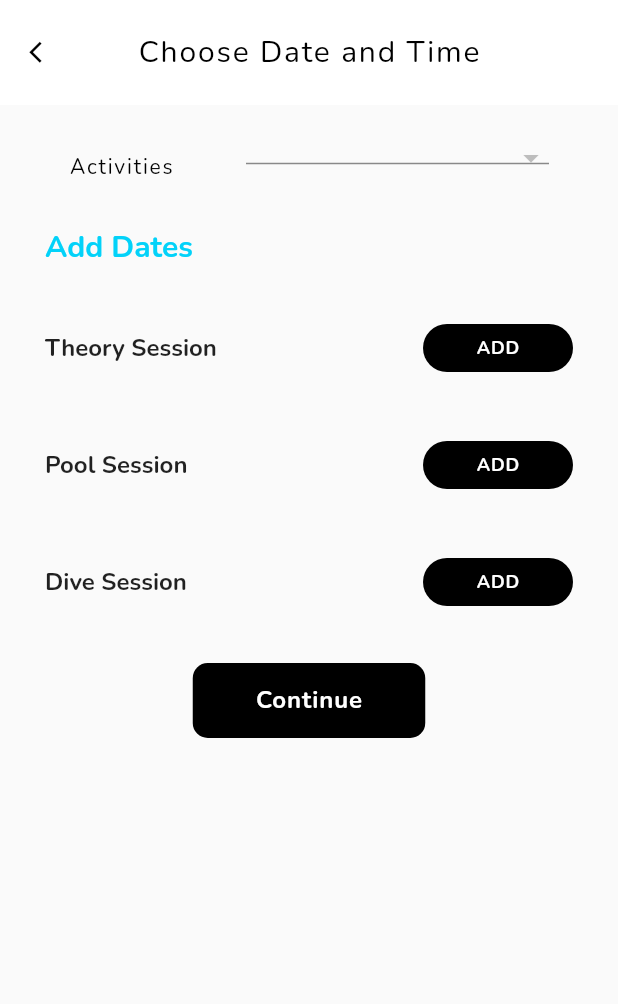
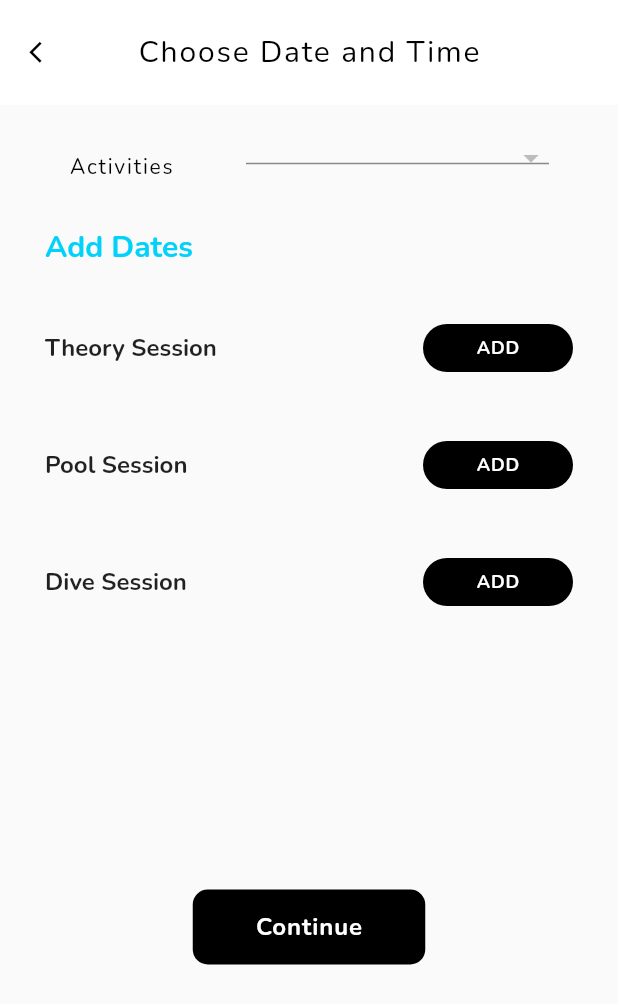
Before and after one commit to swathi-undavalli/ta-app, a Flutter app: the BookDateTime screen opened by its route, on a phone screen of 412 x 824 dp. Shown: the top 1004 px of the screen. Run offline on Flutter 3.47's test engine with Material 2 defaults, Android fonts, the phone set to English and light mode, and no system bars; our stand-ins replace cloud_firestore, dio, firebase_auth, firebase_core, firebase_storage, flutter_datetime_picker and 9 more; missing offline and left inert: pspdfkit_flutter; accounts and stored records are empty.

Commit message:
verifying the bookings

```diff
--- a/lib/core/widgets/bookings_calender_widget/bookings_calender_widget.dart
+++ b/lib/core/widgets/bookings_calender_widget/bookings_calender_widget.dart
@@ -63,6 +63,7 @@ class BookingsCalenderWidget extends StatelessWidget {
   Future<void> scrollToSelectedDate() async {
     await Future.delayed(Duration(microseconds: 500));
     int index = startDate.difference(logic.controller.selectedDate).inDays;
+    // int index = startDate;
     log("index === ${index.abs()}");
     scrollToIndex(index.abs());
   }
--- a/lib/features/bookings/presentation/screens/book-date-time-screen.dart
+++ b/lib/features/bookings/presentation/screens/book-date-time-screen.dart
@@ -22,8 +22,6 @@ class BookDateTime extends StatelessWidget {
       body: SafeArea(
         child: Padding(
           padding: const EdgeInsets.only(left: 30, right: 30),
-          child: SingleChildScrollView(
-            physics: BouncingScrollPhysics(),
           child: Column(
             children: [
               SizedBox(height: 20),
@@ -48,15 +46,15 @@ class BookDateTime extends StatelessWidget {
               buildDiveSession(),
               // Spacer(),
               // Spacer(),
-                // Spacer(),
-                SizedBox(height: 30),
+              Spacer(),
+              // SizedBox(height: 30),
               buildContinueButton(),
-                SizedBox(height: 30),
+              // SizedBox(height: 30),
+              Spacer(),
               // SizedBox(
               //   height: 30,
               // ),
             ],
-            ),
           ),
         ),
       ),
@@ -103,7 +101,8 @@ class BookDateTime extends StatelessWidget {
                     controller.priceTED.text = activity.price.toString();
                     controller.bookingModel.price = activity.price * 1.0;
                     log("S");
-                    controller.bookingModel.activity = controller.selectedActivity;
+                    controller.bookingModel.activity =
+                        controller.selectedActivity;
                     logic.controller.update();
                     log("E");
                   },
--- a/lib/features/edit-booking/presentation/screens/edit-booking-new-screen.dart
+++ b/lib/features/edit-booking/presentation/screens/edit-booking-new-screen.dart
@@ -197,8 +197,6 @@ class EditBookingNewScreen extends StatelessWidget {
                     BookingsCalenderWidgetLogic();
                 bookingCalenderLogic.onDateSelected(
                     bookingCalenderLogic.controller.lastDateIndex);
-                controller.startDate =
-                    controller.startDate.subtract(Duration(days: 50));
               }),
         ],
       );
--- a/lib/features/employees/presentation/screens/employee-details-screen.dart
+++ b/lib/features/employees/presentation/screens/employee-details-screen.dart
@@ -10,6 +10,7 @@ import 'package:temple_adventures/features/attendance/attendance-page.dart';
 import 'package:temple_adventures/features/counter-model.dart';
 import 'package:temple_adventures/features/employees/controllers/add-an-employee-controller.dart';
 import 'package:temple_adventures/features/employees/presentation/screens/add-an-employee-screen.dart';
+import 'package:temple_adventures/features/employees/presentation/screens/all-employees-screen.dart';
 import 'package:temple_adventures/features/home/model/employee.dart';
 import 'package:temple_adventures/features/logs/models/log-model.dart';
 import 'package:temple_adventures/features/logs/presentation/screens/log-screen.dart';
@@ -123,7 +124,7 @@ class EmployeeDetailsScreen extends StatelessWidget {
                                         .collection("logs")
                                         .doc()
                                         .set(logModel.toMap());
-
+                                    Get.back();
                                     Get.back();
                                   },
                                 ),
--- a/lib/features/logs/presentation/screens/log-screen.dart
+++ b/lib/features/logs/presentation/screens/log-screen.dart
@@ -66,7 +66,10 @@ class LogScreen extends StatelessWidget {
 
   Widget checkFireBase() {
     return StreamBuilder(
-        stream: FirebaseFirestore.instance.collection('logs').snapshots(),
+        stream: FirebaseFirestore.instance
+            .collection('logs')
+            .orderBy('timeStamp', descending: true)
+            .snapshots(),
         builder: (BuildContext context, AsyncSnapshot<QuerySnapshot> snapshot) {
           if (!snapshot.hasData) {
             return Center(
```
Also changed, not shown: lib/core/widgets/bookings_calender_widget/bookings_calender_widget_controller.dart (+12 -1 lines), lib/features/bookings/controller/customer-registration-controller.dart (+1 -7 lines), 17 other files. Lines whose indentation alone changed are shown as unchanged.
